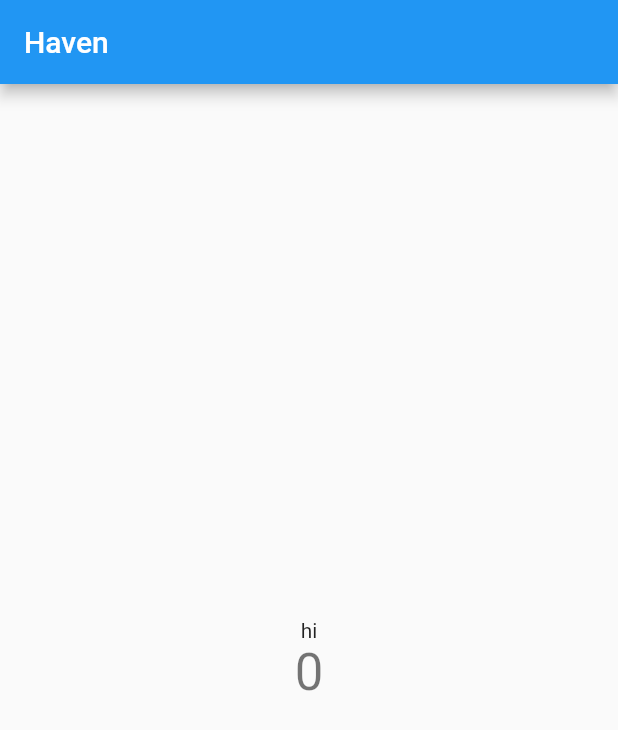
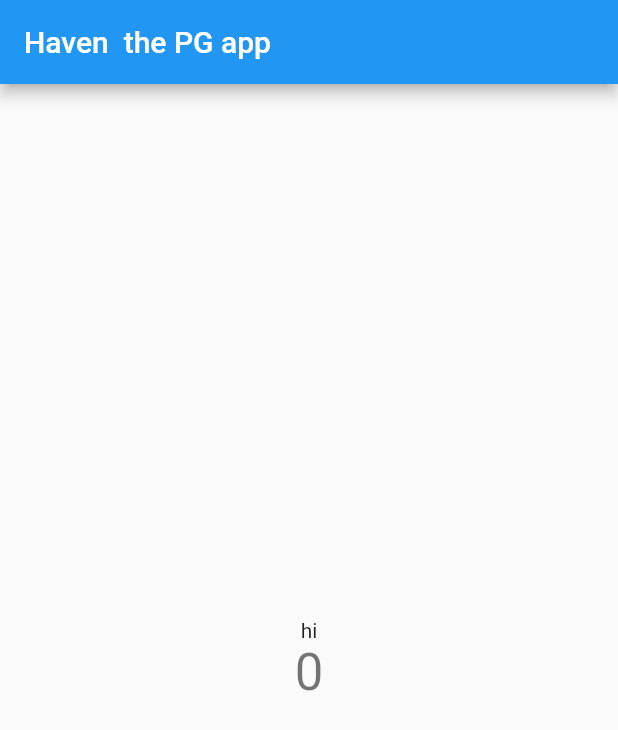
Before and after one commit to RathanDevaki/haven, a Flutter app: the screen it shows after launch, on a phone screen of 412 x 824 dp. Shown: the top 730 px of the screen. Run offline on Flutter 3.47's test engine with Material 2 defaults, Android fonts, the phone set to English and light mode, and no system bars; our stand-ins replace cloud_firestore, firebase_core; accounts and stored records are empty.

Commit message:
initial commit

```diff
--- a/lib/main.dart
+++ b/lib/main.dart
@@ -19,7 +19,7 @@ class MyApp extends StatelessWidget {
       theme: ThemeData(
         primarySwatch: Colors.blue,
       ),
-      home: const MyHomePage(title: 'Haven '),
+      home: const MyHomePage(title: 'Haven  the PG app'),
     );
   }
 }
```
